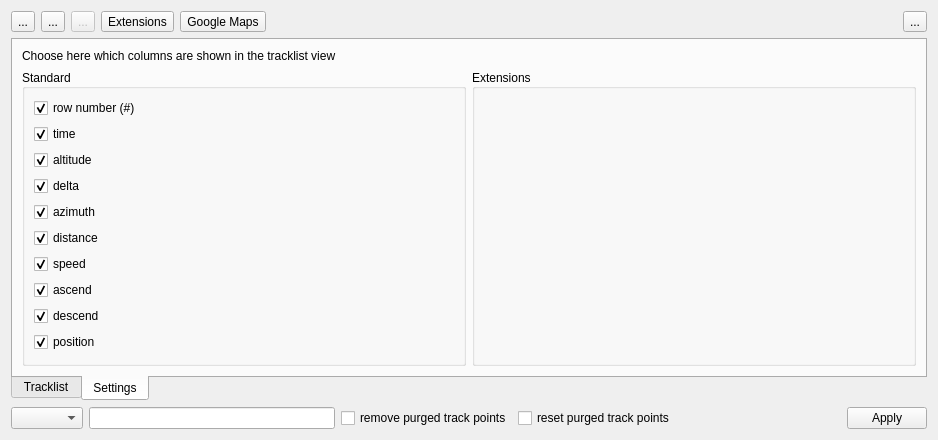
Qt form src/ITrackEditWidget.ui (ntruchsess/QLandkarteGT) before a commit.
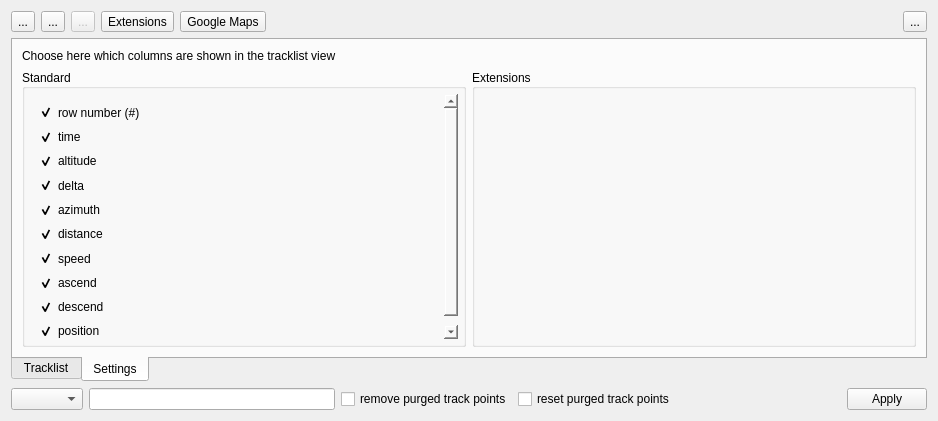
The same form after that commit. The open tabs and pages were chosen to show the change.

```diff
--- a/src/ITrackEditWidget.ui
+++ b/src/ITrackEditWidget.ui
@@ -7,7 +7,7 @@
     <x>0</x>
     <y>0</y>
     <width>938</width>
-    <height>418</height>
+    <height>421</height>
    </rect>
   </property>
   <property name="sizePolicy">
@@ -297,15 +297,96 @@
          </item>
          <item row="1" column="0">
           <widget class="QGroupBox" name="groupBox_Standard">
+           <property name="sizePolicy">
+            <sizepolicy hsizetype="Preferred" vsizetype="Preferred">
+             <horstretch>0</horstretch>
+             <verstretch>0</verstretch>
+            </sizepolicy>
+           </property>
+           <property name="contextMenuPolicy">
+            <enum>Qt::PreventContextMenu</enum>
+           </property>
            <property name="title">
             <string>Standard</string>
            </property>
            <property name="alignment">
             <set>Qt::AlignLeading|Qt::AlignLeft|Qt::AlignVCenter</set>
            </property>
-           <layout class="QGridLayout" name="gridLayout">
-            <item row="0" column="0">
+           <layout class="QGridLayout" name="gridLayout_Standard" rowstretch="0,0" rowminimumheight="0,0">
+            <property name="margin">
+             <number>5</number>
+            </property>
+            <property name="spacing">
+             <number>5</number>
+            </property>
+            <item row="1" column="0">
+             <widget class="QScrollArea" name="scrollArea_Standard">
+              <property name="maximumSize">
+               <size>
+                <width>16777215</width>
+                <height>16777215</height>
+               </size>
+              </property>
+              <property name="autoFillBackground">
+               <bool>true</bool>
+              </property>
+              <property name="styleSheet">
+               <string notr="true">background-color: transparent;</string>
+              </property>
+              <property name="frameShape">
+               <enum>QFrame::NoFrame</enum>
+              </property>
+              <property name="frameShadow">
+               <enum>QFrame::Plain</enum>
+              </property>
+              <property name="lineWidth">
+               <number>0</number>
+              </property>
+              <property name="midLineWidth">
+               <number>0</number>
+              </property>
+              <property name="verticalScrollBarPolicy">
+               <enum>Qt::ScrollBarAsNeeded</enum>
+              </property>
+              <property name="horizontalScrollBarPolicy">
+               <enum>Qt::ScrollBarAlwaysOff</enum>
+              </property>
+              <property name="widgetResizable">
+               <bool>false</bool>
+              </property>
+              <widget class="QWidget" name="scrollArea_Standard_Content">
+               <property name="geometry">
+                <rect>
+                 <x>0</x>
+                 <y>0</y>
+                 <width>424</width>
+                 <height>255</height>
+                </rect>
+               </property>
+               <layout class="QVBoxLayout" name="verticalLayout_Standard">
+                <item>
              <widget class="QCheckBox" name="checkBox_num">
+                  <property name="enabled">
+                   <bool>true</bool>
+                  </property>
+                  <property name="sizePolicy">
+                   <sizepolicy hsizetype="Minimum" vsizetype="Fixed">
+                    <horstretch>0</horstretch>
+                    <verstretch>0</verstretch>
+                   </sizepolicy>
+                  </property>
+                  <property name="minimumSize">
+                   <size>
+                    <width>0</width>
+                    <height>0</height>
+                   </size>
+                  </property>
+                  <property name="maximumSize">
+                   <size>
+                    <width>150</width>
+                    <height>40</height>
+                   </size>
+                  </property>
               <property name="toolTip">
                <string/>
               </property>
@@ -317,8 +398,23 @@
               </property>
              </widget>
             </item>
-            <item row="1" column="0">
+                <item>
              <widget class="QCheckBox" name="checkBox_tim">
+                  <property name="enabled">
+                   <bool>true</bool>
+                  </property>
+                  <property name="minimumSize">
+                   <size>
+                    <width>0</width>
+                    <height>0</height>
+                   </size>
+                  </property>
+                  <property name="maximumSize">
+                   <size>
+                    <width>150</width>
+                    <height>40</height>
+                   </size>
+                  </property>
               <property name="text">
                <string>time</string>
               </property>
@@ -327,8 +423,23 @@
               </property>
              </widget>
             </item>
-            <item row="2" column="0">
+                <item>
              <widget class="QCheckBox" name="checkBox_hig">
+                  <property name="enabled">
+                   <bool>true</bool>
+                  </property>
+                  <property name="minimumSize">
+                   <size>
+                    <width>0</width>
+                    <height>0</height>
+                   </size>
+                  </property>
+                  <property name="maximumSize">
+                   <size>
+                    <width>150</width>
+                    <height>40</height>
+                   </size>
+                  </property>
               <property name="text">
                <string>altitude</string>
               </property>
@@ -337,8 +448,23 @@
               </property>
              </widget>
             </item>
-            <item row="3" column="0">
+                <item>
              <widget class="QCheckBox" name="checkBox_dis">
+                  <property name="enabled">
+                   <bool>true</bool>
+                  </property>
+                  <property name="minimumSize">
+                   <size>
+                    <width>0</width>
+                    <height>0</height>
+                   </size>
+                  </property>
+                  <property name="maximumSize">
+                   <size>
+                    <width>150</width>
+                    <height>40</height>
+                   </size>
+                  </property>
               <property name="text">
                <string>delta</string>
               </property>
@@ -347,8 +473,23 @@
               </property>
              </widget>
             </item>
-            <item row="4" column="0">
+                <item>
              <widget class="QCheckBox" name="checkBox_azi">
+                  <property name="enabled">
+                   <bool>true</bool>
+                  </property>
+                  <property name="minimumSize">
+                   <size>
+                    <width>0</width>
+                    <height>0</height>
+                   </size>
+                  </property>
+                  <property name="maximumSize">
+                   <size>
+                    <width>150</width>
+                    <height>40</height>
+                   </size>
+                  </property>
               <property name="text">
                <string>azimuth</string>
               </property>
@@ -357,8 +498,23 @@
               </property>
              </widget>
             </item>
-            <item row="5" column="0">
+                <item>
              <widget class="QCheckBox" name="checkBox_ent">
+                  <property name="enabled">
+                   <bool>true</bool>
+                  </property>
+                  <property name="minimumSize">
+                   <size>
+                    <width>0</width>
+                    <height>0</height>
+                   </size>
+                  </property>
+                  <property name="maximumSize">
+                   <size>
+                    <width>150</width>
+                    <height>40</height>
+                   </size>
+                  </property>
               <property name="text">
                <string>distance</string>
               </property>
@@ -367,8 +523,23 @@
               </property>
              </widget>
             </item>
-            <item row="6" column="0">
+                <item>
              <widget class="QCheckBox" name="checkBox_vel">
+                  <property name="enabled">
+                   <bool>true</bool>
+                  </property>
+                  <property name="minimumSize">
+                   <size>
+                    <width>0</width>
+                    <height>0</height>
+                   </size>
+                  </property>
+                  <property name="maximumSize">
+                   <size>
+                    <width>150</width>
+                    <height>40</height>
+                   </size>
+                  </property>
               <property name="text">
                <string>speed</string>
               </property>
@@ -377,8 +548,23 @@
               </property>
              </widget>
             </item>
-            <item row="7" column="0">
+                <item>
              <widget class="QCheckBox" name="checkBox_suu">
+                  <property name="enabled">
+                   <bool>true</bool>
+                  </property>
+                  <property name="minimumSize">
+                   <size>
+                    <width>0</width>
+                    <height>0</height>
+                   </size>
+                  </property>
+                  <property name="maximumSize">
+                   <size>
+                    <width>150</width>
+                    <height>40</height>
+                   </size>
+                  </property>
               <property name="text">
                <string>ascend</string>
               </property>
@@ -387,8 +573,23 @@
               </property>
              </widget>
             </item>
-            <item row="8" column="0">
+                <item>
              <widget class="QCheckBox" name="checkBox_sud">
+                  <property name="enabled">
+                   <bool>true</bool>
+                  </property>
+                  <property name="minimumSize">
+                   <size>
+                    <width>0</width>
+                    <height>0</height>
+                   </size>
+                  </property>
+                  <property name="maximumSize">
+                   <size>
+                    <width>150</width>
+                    <height>40</height>
+                   </size>
+                  </property>
               <property name="text">
                <string>descend</string>
               </property>
@@ -397,8 +598,23 @@
               </property>
              </widget>
             </item>
-            <item row="9" column="0">
+                <item>
              <widget class="QCheckBox" name="checkBox_pos">
+                  <property name="enabled">
+                   <bool>true</bool>
+                  </property>
+                  <property name="minimumSize">
+                   <size>
+                    <width>0</width>
+                    <height>0</height>
+                   </size>
+                  </property>
+                  <property name="maximumSize">
+                   <size>
+                    <width>150</width>
+                    <height>40</height>
+                   </size>
+                  </property>
               <property name="text">
                <string>position</string>
               </property>
@@ -407,24 +623,21 @@
               </property>
              </widget>
             </item>
-            <item row="10" column="0">
-             <spacer name="verticalSpacer">
-              <property name="orientation">
-               <enum>Qt::Vertical</enum>
-              </property>
-              <property name="sizeHint" stdset="0">
-               <size>
-                <width>20</width>
-                <height>2</height>
-               </size>
-              </property>
-             </spacer>
+               </layout>
+              </widget>
+             </widget>
             </item>
            </layout>
           </widget>
          </item>
          <item row="1" column="1">
           <widget class="QGroupBox" name="groupBox_Extensions">
+           <property name="sizePolicy">
+            <sizepolicy hsizetype="Preferred" vsizetype="Preferred">
+             <horstretch>0</horstretch>
+             <verstretch>0</verstretch>
+            </sizepolicy>
+           </property>
            <property name="styleSheet">
             <string notr="true"/>
            </property>
@@ -437,7 +650,56 @@
            <property name="checkable">
             <bool>false</bool>
            </property>
-           <layout class="QGridLayout" name="gridLayout_2"/>
+           <layout class="QGridLayout" name="gridLayout_Extensions">
+            <property name="margin">
+             <number>5</number>
+            </property>
+            <property name="spacing">
+             <number>5</number>
+            </property>
+            <item row="0" column="0">
+             <widget class="QScrollArea" name="scrollArea_Extensions">
+              <property name="maximumSize">
+               <size>
+                <width>16777215</width>
+                <height>16777215</height>
+               </size>
+              </property>
+              <property name="autoFillBackground">
+               <bool>true</bool>
+              </property>
+              <property name="styleSheet">
+               <string notr="true">background-color: transparent;</string>
+              </property>
+              <property name="frameShape">
+               <enum>QFrame::NoFrame</enum>
+              </property>
+              <property name="frameShadow">
+               <enum>QFrame::Plain</enum>
+              </property>
+              <property name="lineWidth">
+               <number>0</number>
+              </property>
+              <property name="horizontalScrollBarPolicy">
+               <enum>Qt::ScrollBarAlwaysOff</enum>
+              </property>
+              <property name="widgetResizable">
+               <bool>true</bool>
+              </property>
+              <widget class="QWidget" name="scrollArea_Extensions_Content">
+               <property name="geometry">
+                <rect>
+                 <x>0</x>
+                 <y>0</y>
+                 <width>432</width>
+                 <height>255</height>
+                </rect>
+               </property>
+               <layout class="QVBoxLayout" name="verticalLayout_Extensions"/>
+              </widget>
+             </widget>
+            </item>
+           </layout>
           </widget>
          </item>
         </layout>
```
Lines whose indentation alone changed are shown as unchanged.
